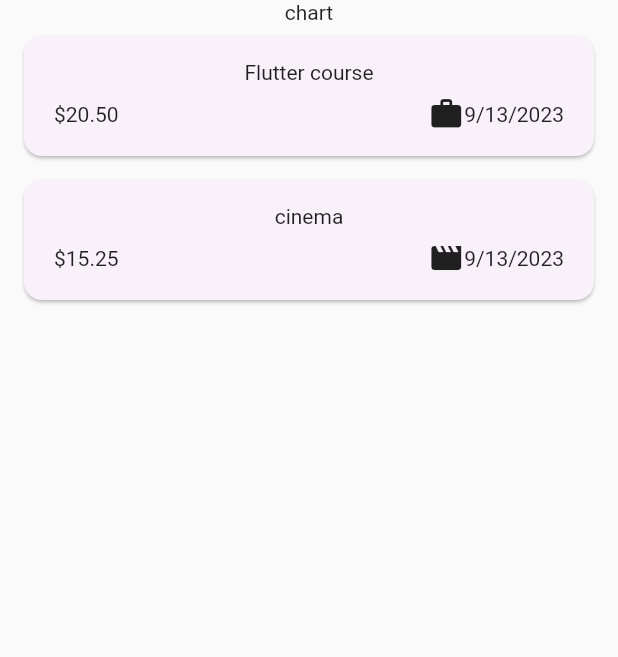
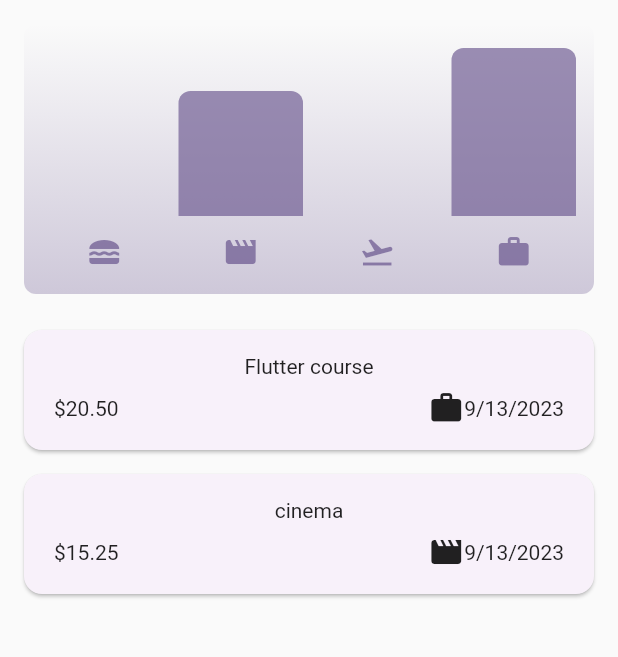
Before and after one commit to haido86/flutter-expense-tracker, a Flutter app: the screen it shows after launch, on a phone screen of 412 x 824 dp, the part 84-741 px from its top. Run offline on Flutter 3.47's test engine with Material 2 defaults, Android fonts, the phone set to English and light mode, and no system bars.

Commit message:
Add chart widget

```diff
--- /dev/null
+++ b/lib/widgets/chart/chart.dart
@@ -0,0 +1,95 @@
+import 'package:flutter/material.dart';
+
+import 'package:expense_tracker/widgets/chart/chart_bar.dart';
+import 'package:expense_tracker/models/expense.dart';
+
+class Chart extends StatelessWidget {
+  const Chart({super.key, required this.expenses});
+
+  final List<Expense> expenses;
+
+  List<ExpenseBucket> get buckets {
+    return [
+      ExpenseBucket.forCategory(expenses, Category.food),
+      ExpenseBucket.forCategory(expenses, Category.leisure),
+      ExpenseBucket.forCategory(expenses, Category.travel),
+      ExpenseBucket.forCategory(expenses, Category.work),
+    ];
+  }
+
+  double get maxTotalExpense {
+    double maxTotalExpense = 0;
+
+    for (final bucket in buckets) {
+      if (bucket.totalExpenses > maxTotalExpense) {
+        maxTotalExpense = bucket.totalExpenses;
+      }
+    }
+
+    return maxTotalExpense;
+  }
+
+  @override
+  Widget build(BuildContext context) {
+    final isDarkMode =
+        MediaQuery.of(context).platformBrightness == Brightness.dark;
+    return Container(
+      margin: const EdgeInsets.all(16),
+      padding: const EdgeInsets.symmetric(
+        vertical: 16,
+        horizontal: 8,
+      ),
+      width: double.infinity,
+      height: 180,
+      decoration: BoxDecoration(
+        borderRadius: BorderRadius.circular(8),
+        gradient: LinearGradient(
+          colors: [
+            Theme.of(context).colorScheme.primary.withOpacity(0.3),
+            Theme.of(context).colorScheme.primary.withOpacity(0.0)
+          ],
+          begin: Alignment.bottomCenter,
+          end: Alignment.topCenter,
+        ),
+      ),
+      child: Column(
+        children: [
+          Expanded(
+            child: Row(
+              crossAxisAlignment: CrossAxisAlignment.end,
+              children: [
+                for (final bucket in buckets) // alternative to map()
+                  ChartBar(
+                    fill: bucket.totalExpenses == 0
+                        ? 0
+                        : bucket.totalExpenses / maxTotalExpense,
+                  )
+              ],
+            ),
+          ),
+          const SizedBox(height: 12),
+          Row(
+            children: buckets
+                .map(
+                  (bucket) => Expanded(
+                    child: Padding(
+                      padding: const EdgeInsets.symmetric(horizontal: 4),
+                      child: Icon(
+                        categoryIcons[bucket.category],
+                        color: isDarkMode
+                            ? Theme.of(context).colorScheme.secondary
+                            : Theme.of(context)
+                                .colorScheme
+                                .primary
+                                .withOpacity(0.7),
+                      ),
+                    ),
+                  ),
+                )
+                .toList(),
+          )
+        ],
+      ),
+    );
+  }
+}
--- /dev/null
+++ b/lib/widgets/chart/chart_bar.dart
@@ -0,0 +1,34 @@
+import 'package:flutter/material.dart';
+
+class ChartBar extends StatelessWidget {
+  const ChartBar({
+    super.key,
+    required this.fill,
+  });
+
+  final double fill;
+
+  @override
+  Widget build(BuildContext context) {
+    final isDarkMode =
+        MediaQuery.of(context).platformBrightness == Brightness.dark;
+    return Expanded(
+      child: Padding(
+        padding: const EdgeInsets.symmetric(horizontal: 4),
+        child: FractionallySizedBox(
+          heightFactor: fill,
+          child: DecoratedBox(
+            decoration: BoxDecoration(
+              shape: BoxShape.rectangle,
+              borderRadius:
+                  const BorderRadius.vertical(top: Radius.circular(8)),
+              color: isDarkMode
+                  ? Theme.of(context).colorScheme.secondary
+                  : Theme.of(context).colorScheme.primary.withOpacity(0.65),
+            ),
+          ),
+        ),
+      ),
+    );
+  }
+}
--- a/lib/widgets/expenses.dart
+++ b/lib/widgets/expenses.dart
@@ -1,3 +1,4 @@
+import 'package:expense_tracker/widgets/chart/chart.dart';
 import 'package:expense_tracker/widgets/expenses_list/expenses_list.dart';
 import 'package:expense_tracker/models/expense.dart';
 import 'package:expense_tracker/widgets/new_expense.dart';
@@ -89,7 +90,7 @@ class _ExpensesState extends State<Expenses> {
         ),
         body: Column(
           children: [
-            const Text('chart'),
+            Chart(expenses: _registerExpenses),
             Expanded(
               child: mainContent,
             ),
```
